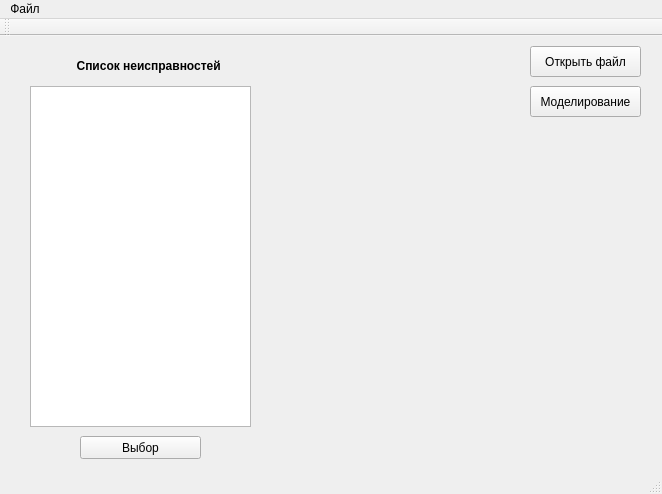
Qt form mainwindow.ui (Yanaolefir/test) before a commit.
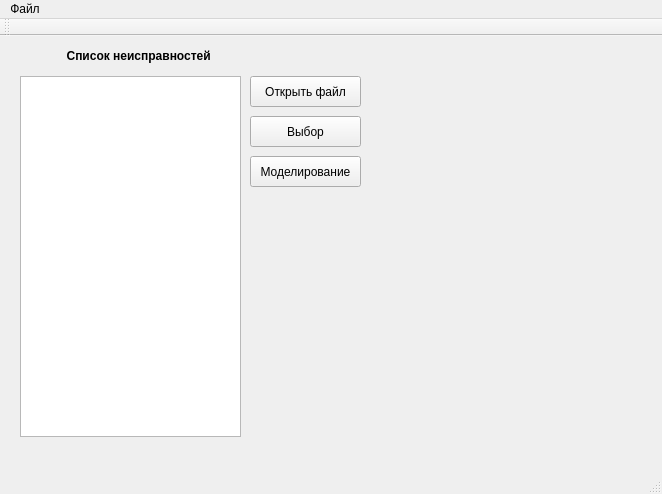
The same form after that commit. Custom widgets are drawn as their Qt base class.

Patch:
```diff
--- a/mainwindow.ui
+++ b/mainwindow.ui
@@ -17,8 +17,8 @@
    <widget class="QPushButton" name="but_open">
     <property name="geometry">
      <rect>
-      <x>530</x>
-      <y>10</y>
+      <x>250</x>
+      <y>40</y>
       <width>111</width>
       <height>31</height>
      </rect>
@@ -30,18 +30,18 @@
    <widget class="fault" name="listWidget">
     <property name="geometry">
      <rect>
-      <x>30</x>
-      <y>50</y>
+      <x>20</x>
+      <y>40</y>
       <width>221</width>
-      <height>341</height>
+      <height>361</height>
      </rect>
     </property>
    </widget>
    <widget class="QLabel" name="label">
     <property name="geometry">
      <rect>
-      <x>30</x>
-      <y>20</y>
+      <x>20</x>
+      <y>10</y>
       <width>221</width>
       <height>20</height>
      </rect>
@@ -59,8 +59,8 @@
    <widget class="QPushButton" name="but_model">
     <property name="geometry">
      <rect>
-      <x>530</x>
-      <y>50</y>
+      <x>250</x>
+      <y>120</y>
       <width>111</width>
       <height>31</height>
      </rect>
@@ -72,10 +72,10 @@
    <widget class="QPushButton" name="but_choose">
     <property name="geometry">
      <rect>
-      <x>80</x>
-      <y>400</y>
-      <width>121</width>
-      <height>23</height>
+      <x>250</x>
+      <y>80</y>
+      <width>111</width>
+      <height>31</height>
      </rect>
     </property>
     <property name="text">
```
